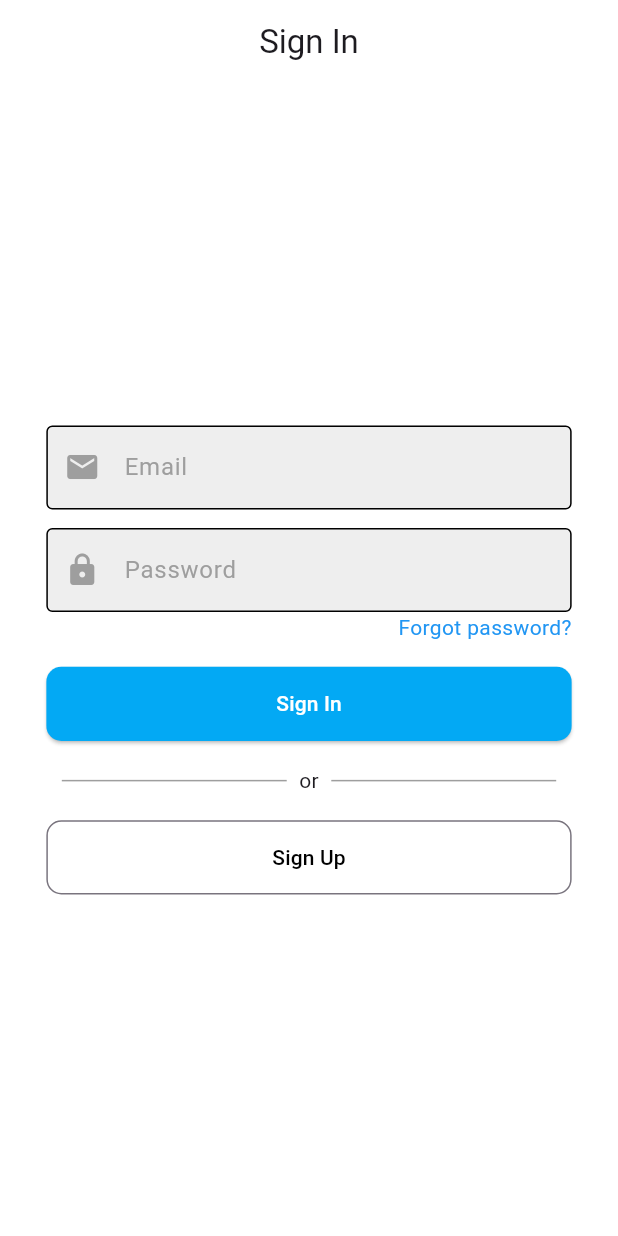
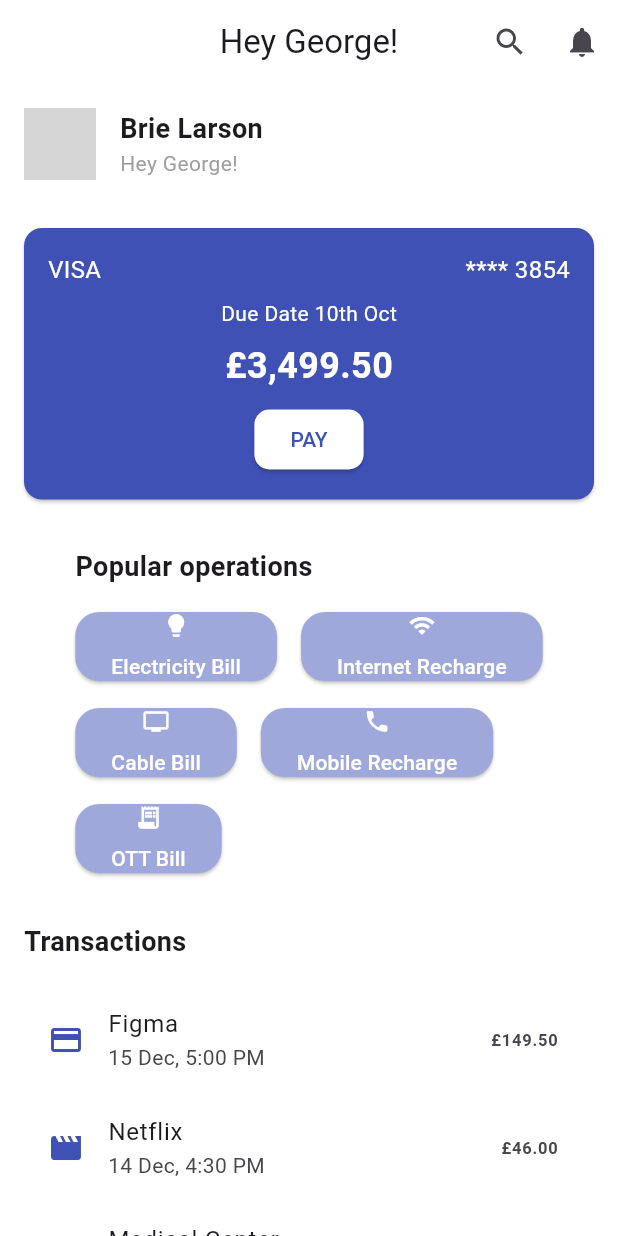
Before and after one commit to timOon849/mck_pay, a Flutter app: the screen it shows after launch, on a phone screen of 412 x 824 dp. Run offline on Flutter 3.47's test engine with Material 3 defaults, Android fonts, the phone set to English and light mode, and no system bars; our stand-ins replace shared_preferences, supabase_flutter; accounts and stored records are empty; network calls fail; grey boxes are pictures that could not be loaded.

Commit message:
hehe
homePage

```diff
--- /dev/null
+++ b/lib/homeScreen.dart
@@ -0,0 +1,189 @@
+import 'package:flutter/material.dart';
+
+class HomeScreen extends StatelessWidget {
+  @override
+  Widget build(BuildContext context) {
+    return Scaffold(
+      appBar: AppBar(
+        title: Text('Hey George!'),
+        actions: [
+          IconButton(icon: Icon(Icons.search), onPressed: () {}),
+          IconButton(icon: Icon(Icons.notifications), onPressed: () {}),
+        ],
+      ),
+      body: SingleChildScrollView(
+        child: Column(
+          children: [
+            // Шапка с профилем
+            Padding(
+              padding: const EdgeInsets.all(16.0),
+              child: Row(
+                children: [
+                  CircleAvatar(
+                    radius: 24,
+                    backgroundImage: NetworkImage(
+                      'https://example.com/profile.jpg',
+                    ), // Заменить на реальное изображение
+                  ),
+                  SizedBox(width: 16),
+                  Column(
+                    crossAxisAlignment: CrossAxisAlignment.start,
+                    children: [
+                      Text(
+                        'Brie Larson',
+                        style: TextStyle(
+                          fontSize: 18,
+                          fontWeight: FontWeight.bold,
+                        ),
+                      ),
+                      Text('Hey George!', style: TextStyle(color: Colors.grey)),
+                    ],
+                  ),
+                ],
+              ),
+            ),
+
+            // Информация о карте
+            Card(
+              color: Colors.indigo,
+              margin: EdgeInsets.all(16),
+              child: Padding(
+                padding: const EdgeInsets.all(16.0),
+                child: Column(
+                  children: [
+                    Row(
+                      mainAxisAlignment: MainAxisAlignment.spaceBetween,
+                      children: [
+                        Text(
+                          'VISA',
+                          style: TextStyle(color: Colors.white, fontSize: 16),
+                        ),
+                        Text(
+                          '**** 3854',
+                          style: TextStyle(color: Colors.white, fontSize: 16),
+                        ),
+                      ],
+                    ),
+                    SizedBox(height: 8),
+                    Text(
+                      'Due Date 10th Oct',
+                      style: TextStyle(color: Colors.white, fontSize: 14),
+                    ),
+                    SizedBox(height: 8),
+                    Text(
+                      '£3,499.50',
+                      style: TextStyle(
+                        color: Colors.white,
+                        fontSize: 24,
+                        fontWeight: FontWeight.bold,
+                      ),
+                    ),
+                    SizedBox(height: 8),
+                    ElevatedButton(
+                      onPressed: () {},
+                      child: Text('PAY'),
+                      style: ElevatedButton.styleFrom(
+                        foregroundColor: Colors.indigo,
+                        backgroundColor: Colors.white,
+                      ),
+                    ),
+                  ],
+                ),
+              ),
+            ),
+
+            // Популярные операции
+            Padding(
+              padding: const EdgeInsets.all(16.0),
+              child: Column(
+                crossAxisAlignment: CrossAxisAlignment.start,
+                children: [
+                  Text(
+                    'Popular operations',
+                    style: TextStyle(fontSize: 18, fontWeight: FontWeight.bold),
+                  ),
+                  SizedBox(height: 16),
+                  Wrap(
+                    spacing: 16,
+                    runSpacing: 16,
+                    children: [
+                      _buildOperationCard(Icons.lightbulb, 'Electricity Bill'),
+                      _buildOperationCard(Icons.wifi, 'Internet Recharge'),
+                      _buildOperationCard(Icons.tv, 'Cable Bill'),
+                      _buildOperationCard(Icons.phone, 'Mobile Recharge'),
+                      _buildOperationCard(Icons.receipt_long, 'OTT Bill'),
+                    ],
+                  ),
+                ],
+              ),
+            ),
+
+            // Транзакции
+            Padding(
+              padding: const EdgeInsets.all(16.0),
+              child: Column(
+                crossAxisAlignment: CrossAxisAlignment.start,
+                children: [
+                  Text(
+                    'Transactions',
+                    style: TextStyle(fontSize: 18, fontWeight: FontWeight.bold),
+                  ),
+                  SizedBox(height: 16),
+                  _buildTransactionRow(
+                    Icons.payment,
+                    'Figma',
+                    '15 Dec, 5:00 PM',
+                    '£149.50',
+                  ),
+                  _buildTransactionRow(
+                    Icons.movie,
+                    'Netflix',
+                    '14 Dec, 4:30 PM',
+                    '£46.00',
+                  ),
+                  _buildTransactionRow(
+                    Icons.medical_services,
+                    'Medical Center',
+                    '14 Dec, 2:10 PM',
+                    '£92.50',
+                  ),
+                ],
+              ),
+            ),
+          ],
+        ),
+      ),
+    );
+  }
+
+  Widget _buildOperationCard(IconData icon, String label) {
+    return ElevatedButton(
+      onPressed: () {},
+      style: ElevatedButton.styleFrom(
+        backgroundColor: Colors.indigo[200],
+        shape: RoundedRectangleBorder(borderRadius: BorderRadius.circular(16)),
+      ),
+      child: Column(
+        children: [
+          Icon(icon, color: Colors.white),
+          SizedBox(height: 8),
+          Text(label, style: TextStyle(color: Colors.white)),
+        ],
+      ),
+    );
+  }
+
+  Widget _buildTransactionRow(
+    IconData icon,
+    String title,
+    String date,
+    String amount,
+  ) {
+    return ListTile(
+      leading: Icon(icon, color: Colors.indigo),
+      title: Text(title),
+      subtitle: Text(date),
+      trailing: Text(amount, style: TextStyle(fontWeight: FontWeight.bold)),
+    );
+  }
+}
--- a/lib/main.dart
+++ b/lib/main.dart
@@ -1,5 +1,6 @@
 import 'package:flutter/material.dart';
 import 'package:mck_pay/authpage.dart';
+import 'package:mck_pay/homeScreen.dart';
 import 'package:supabase_flutter/supabase_flutter.dart';
 
 void main() async {
@@ -48,7 +49,7 @@ class AppTheme extends StatelessWidget {
         ),
       ),
       initialRoute: '/',
-      routes: {'/': (context) => AuthPage()},
+      routes: {'/': (context) => HomeScreen()},
     );
   }
 }
```
Also changed, not shown: 1 other file.
